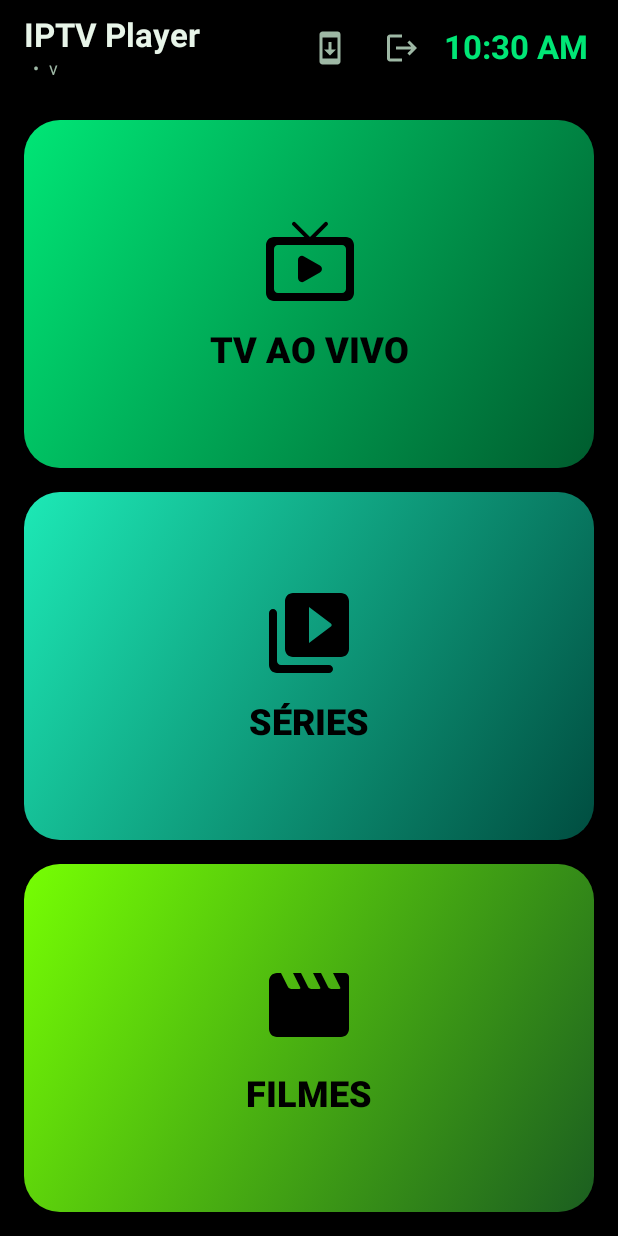
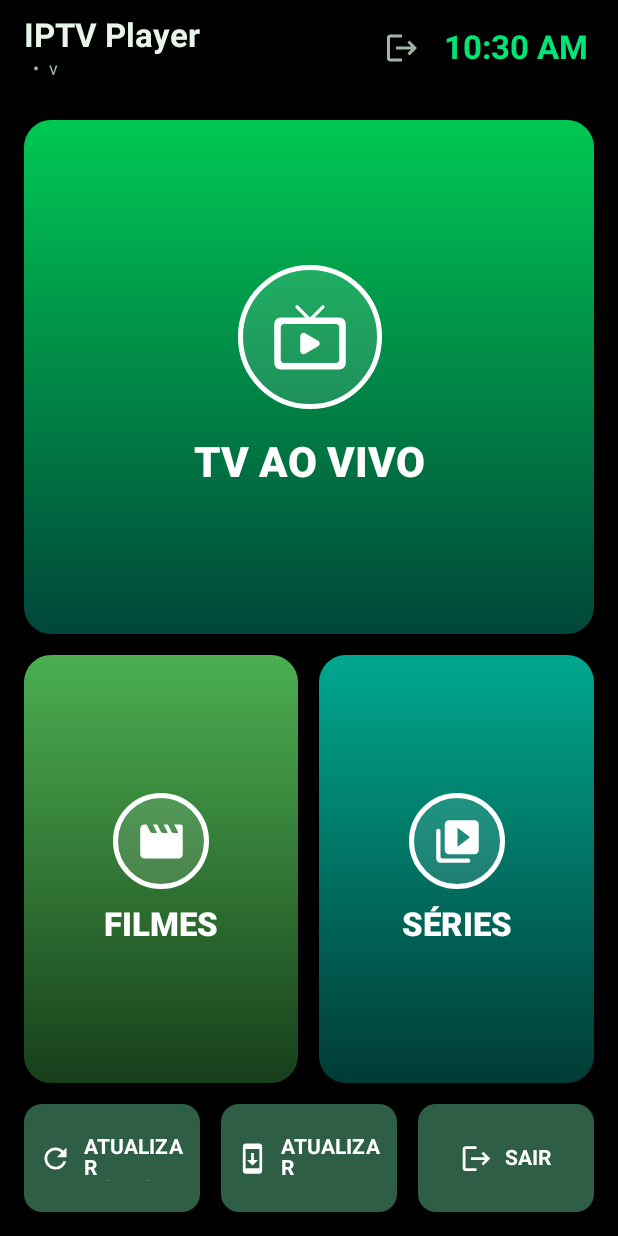
Before and after one commit to wbrandaon-cpu/iptv-plater, an Android app built with Jetpack Compose: the HomeScreen screen opened through its navigation route, on a phone screen of 412 x 824 dp. Run offline under Robolectric (Android 15) with nearby library versions, the phone set to English and light mode, and no system bars.

Commit message:
Tela inicial no estilo do modelo: TV AO VIVO grande, FILMES e SÉRIES lado a lado e atalhos
Co-Authored-By: Claude Opus 5.5 <noreply@anthropic.com>
Claude-Session: https://claude.ai/code/session_01LvPLySwvPFnZyrf7RLVxoi

```diff
--- a/app/src/main/java/com/example/iptvplayer/ui/home/HomeScreen.kt
+++ b/app/src/main/java/com/example/iptvplayer/ui/home/HomeScreen.kt
@@ -1,6 +1,10 @@
 package com.example.iptvplayer.ui.home
 
 import androidx.compose.foundation.background
+import androidx.compose.foundation.border
+import androidx.compose.foundation.shape.CircleShape
+import androidx.compose.material.icons.filled.Refresh
+import androidx.compose.ui.text.style.TextAlign
 import androidx.compose.foundation.layout.Arrangement
 import androidx.compose.foundation.layout.Box
 import androidx.compose.foundation.layout.BoxWithConstraints
@@ -99,6 +103,23 @@ fun HomeScreen(
         append("  •  v${BuildConfig.VERSION_NAME}")
     }
 
+    val checkUpdate: () -> Unit = {
+        scope.launch { snackbar.showSnackbar("Verificando atualizações...") }
+        scope.launch {
+            val latest = UpdateChecker.latest()
+            snackbar.currentSnackbarData?.dismiss()
+            when {
+                latest == null -> snackbar.showSnackbar("Não foi possível verificar agora.")
+                latest.isNewer -> update = latest
+                else -> snackbar.showSnackbar("Você já está na versão mais recente (v${BuildConfig.VERSION_NAME}).")
+            }
+        }
+    }
+    val refreshLists: () -> Unit = {
+        container.repository.clearCache()
+        scope.launch { snackbar.showSnackbar("Pronto! As listas serão baixadas de novo do servidor.") }
+    }
+
     Scaffold(
         containerColor = MaterialTheme.colorScheme.background,
         snackbarHost = { SnackbarHost(snackbar) },
@@ -107,22 +128,6 @@ fun HomeScreen(
                 title = "IPTV Player",
                 subtitle = subtitle,
                 actions = {
-                    IconButton(onClick = {
-                        scope.launch {
-                            snackbar.showSnackbar("Verificando atualizações...")
-                        }
-                        scope.launch {
-                            val latest = UpdateChecker.latest()
-                            snackbar.currentSnackbarData?.dismiss()
-                            when {
-                                latest == null -> snackbar.showSnackbar("Não foi possível verificar agora.")
-                                latest.isNewer -> update = latest
-                                else -> snackbar.showSnackbar("Você já está na versão mais recente (v${BuildConfig.VERSION_NAME}).")
-                            }
-                        }
-                    }) {
-                        Icon(Icons.Default.SystemUpdate, contentDescription = "Atualizar aplicativo")
-                    }
                     IconButton(onClick = { confirmLogout = true }) {
                         Icon(Icons.AutoMirrored.Filled.Logout, contentDescription = "Sair")
                     }
@@ -144,20 +149,48 @@ fun HomeScreen(
                     .fillMaxSize()
                     .padding(16.dp)
             ) {
+                val gap = 14.dp
                 val isWide = maxWidth > maxHeight
+
+                val live = @Composable { m: Modifier ->
+                    DashboardCard(entries[0], big = true, modifier = m) { onOpen(ContentType.LIVE) }
+                }
+                val movies = @Composable { m: Modifier ->
+                    DashboardCard(entries[2], big = false, modifier = m) { onOpen(ContentType.MOVIE) }
+                }
+                val series = @Composable { m: Modifier ->
+                    DashboardCard(entries[1], big = false, modifier = m) { onOpen(ContentType.SERIES) }
+                }
+                val shortcuts = @Composable { m: Modifier ->
+                    Row(m, horizontalArrangement = Arrangement.spacedBy(gap)) {
+                        ShortcutButton("ATUALIZAR\nLISTAS", Icons.Default.Refresh, Modifier.weight(1f).fillMaxHeight(), refreshLists)
+                        ShortcutButton("ATUALIZAR\nAPP", Icons.Default.SystemUpdate, Modifier.weight(1f).fillMaxHeight(), checkUpdate)
+                        ShortcutButton("SAIR", Icons.AutoMirrored.Filled.Logout, Modifier.weight(1f).fillMaxHeight()) { confirmLogout = true }
+                    }
+                }
+
                 if (isWide) {
-                    // Paisagem / TV Box: cards lado a lado
-                    Row(Modifier.fillMaxSize(), horizontalArrangement = Arrangement.spacedBy(16.dp)) {
-                        entries.forEach { e ->
-                            DashboardCard(e, Modifier.weight(1f).fillMaxHeight()) { onOpen(e.type) }
+                    // Paisagem / TV Box: TV AO VIVO grande à esquerda;
+                    // FILMES e SÉRIES à direita e atalhos menores embaixo deles.
+                    Row(Modifier.fillMaxSize(), horizontalArrangement = Arrangement.spacedBy(gap)) {
+                        live(Modifier.weight(1f).fillMaxHeight())
+                        Column(Modifier.weight(1.45f).fillMaxHeight(), verticalArrangement = Arrangement.spacedBy(gap)) {
+                            Row(Modifier.fillMaxWidth().weight(3f), horizontalArrangement = Arrangement.spacedBy(gap)) {
+                                movies(Modifier.weight(1f).fillMaxHeight())
+                                series(Modifier.weight(1f).fillMaxHeight())
+                            }
+                            shortcuts(Modifier.fillMaxWidth().weight(1f))
                         }
                     }
                 } else {
-                    // Retrato: cards empilhados
-                    Column(Modifier.fillMaxSize(), verticalArrangement = Arrangement.spacedBy(16.dp)) {
-                        entries.forEach { e ->
-                            DashboardCard(e, Modifier.weight(1f).fillMaxWidth()) { onOpen(e.type) }
+                    // Retrato (celular em pé): TV AO VIVO em cima, FILMES e SÉRIES lado a lado, atalhos embaixo
+                    Column(Modifier.fillMaxSize(), verticalArrangement = Arrangement.spacedBy(gap)) {
+                        live(Modifier.fillMaxWidth().weight(1.2f))
+                        Row(Modifier.fillMaxWidth().weight(1f), horizontalArrangement = Arrangement.spacedBy(gap)) {
+                            movies(Modifier.weight(1f).fillMaxHeight())
+                            series(Modifier.weight(1f).fillMaxHeight())
                         }
+                        shortcuts(Modifier.fillMaxWidth().height(72.dp))
                     }
                 }
             }
@@ -211,28 +244,80 @@ private fun UpdateBanner(info: UpdateChecker.UpdateInfo, onClick: () -> Unit) {
 }
 
 @Composable
-private fun DashboardCard(entry: DashboardEntry, modifier: Modifier, onClick: () -> Unit) {
-    val shape = RoundedCornerShape(24.dp)
+private fun DashboardCard(entry: DashboardEntry, big: Boolean, modifier: Modifier, onClick: () -> Unit) {
+    val shape = RoundedCornerShape(18.dp)
     Surface(onClick = onClick, modifier = modifier.focusHighlight(shape), shape = shape) {
         Box(
             Modifier
                 .fillMaxSize()
-                .background(Brush.linearGradient(entry.gradient)),
-            contentAlignment = Alignment.Center
+                .background(Brush.verticalGradient(entry.gradient))
         ) {
-            Column(horizontalAlignment = Alignment.CenterHorizontally) {
-                Icon(entry.icon, contentDescription = null, tint = Color.Black, modifier = Modifier.size(64.dp))
-                Spacer(Modifier.height(12.dp))
+            Column(
+                Modifier
+                    .align(Alignment.Center)
+                    .padding(12.dp),
+                horizontalAlignment = Alignment.CenterHorizontally
+            ) {
+                // Ícone dentro de um círculo com contorno, como no modelo
+                Box(
+                    Modifier
+                        .size(if (big) 96.dp else 64.dp)
+                        .border(3.dp, Color.White, CircleShape)
+                        .background(Color.White.copy(alpha = 0.12f), CircleShape),
+                    contentAlignment = Alignment.Center
+                ) {
+                    Icon(
+                        entry.icon,
+                        contentDescription = null,
+                        tint = Color.White,
+                        modifier = Modifier.size(if (big) 52.dp else 34.dp)
+                    )
+                }
+                Spacer(Modifier.height(if (big) 18.dp else 10.dp))
                 Text(
                     entry.type.title,
-                    color = Color.Black,
-                    style = MaterialTheme.typography.headlineSmall,
-                    fontWeight = FontWeight.ExtraBold
+                    color = Color.White,
+                    style = if (big) MaterialTheme.typography.headlineMedium else MaterialTheme.typography.titleLarge,
+                    fontWeight = FontWeight.ExtraBold,
+                    textAlign = TextAlign.Center
                 )
             }
         }
     }
 }
+
+/** Botões menores da linha de baixo (atalhos). */
+@Composable
+private fun ShortcutButton(label: String, icon: ImageVector, modifier: Modifier, onClick: () -> Unit) {
+    val shape = RoundedCornerShape(12.dp)
+    Surface(
+        onClick = onClick,
+        shape = shape,
+        color = ShortcutColor,
+        contentColor = Color.White,
+        modifier = modifier.focusHighlight(shape)
+    ) {
+        Row(
+            Modifier
+                .fillMaxSize()
+                .padding(horizontal = 10.dp),
+            verticalAlignment = Alignment.CenterVertically,
+            horizontalArrangement = Arrangement.Center
+        ) {
+            Icon(icon, contentDescription = null, modifier = Modifier.size(22.dp))
+            Spacer(Modifier.width(8.dp))
+            Text(
+                label,
+                style = MaterialTheme.typography.labelLarge,
+                fontWeight = FontWeight.Bold,
+                maxLines = 2,
+                lineHeight = MaterialTheme.typography.labelLarge.fontSize
+            )
+        }
+    }
+}
+
+private val ShortcutColor = Color(0xFF2E5E45)
 
 /** exp_date vem como timestamp Unix (segundos) ou null para contas sem vencimento. */
 private fun formatExpiration(expDate: String?): String? {
--- a/app/src/main/java/com/example/iptvplayer/ui/theme/Theme.kt
+++ b/app/src/main/java/com/example/iptvplayer/ui/theme/Theme.kt
@@ -13,9 +13,10 @@ val Black = Color(0xFF000000)
 val Panel = Color(0xFF0B0F0C)
 val PanelLight = Color(0xFF141B16)
 
-val LiveGradient = listOf(Color(0xFF00E676), Color(0xFF005C2E))
-val SeriesGradient = listOf(Color(0xFF1DE9B6), Color(0xFF004D40))
-val MoviesGradient = listOf(Color(0xFF76FF03), Color(0xFF1B5E20))
+// Cards da tela inicial: verdes vivos no topo, escurecendo para baixo (texto branco legível)
+val LiveGradient = listOf(Color(0xFF00C853), Color(0xFF00473A))
+val SeriesGradient = listOf(Color(0xFF00A88F), Color(0xFF003B36))
+val MoviesGradient = listOf(Color(0xFF4CAF50), Color(0xFF173F1A))
 
 private val DarkColors = darkColorScheme(
     primary = Green,
```
